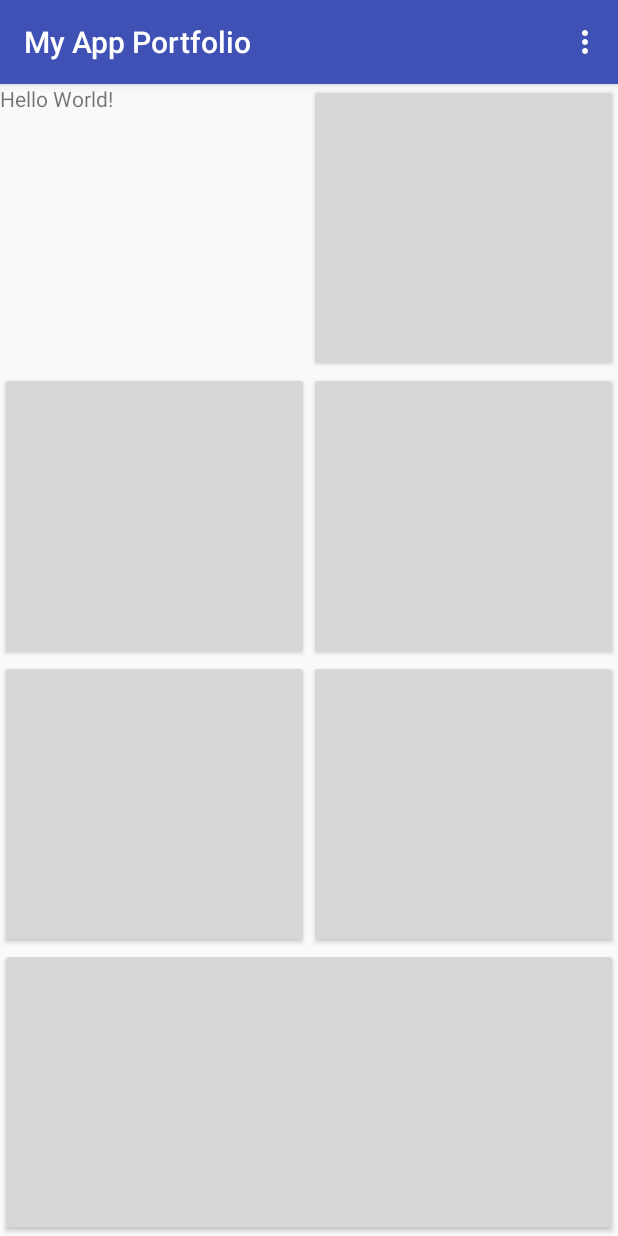
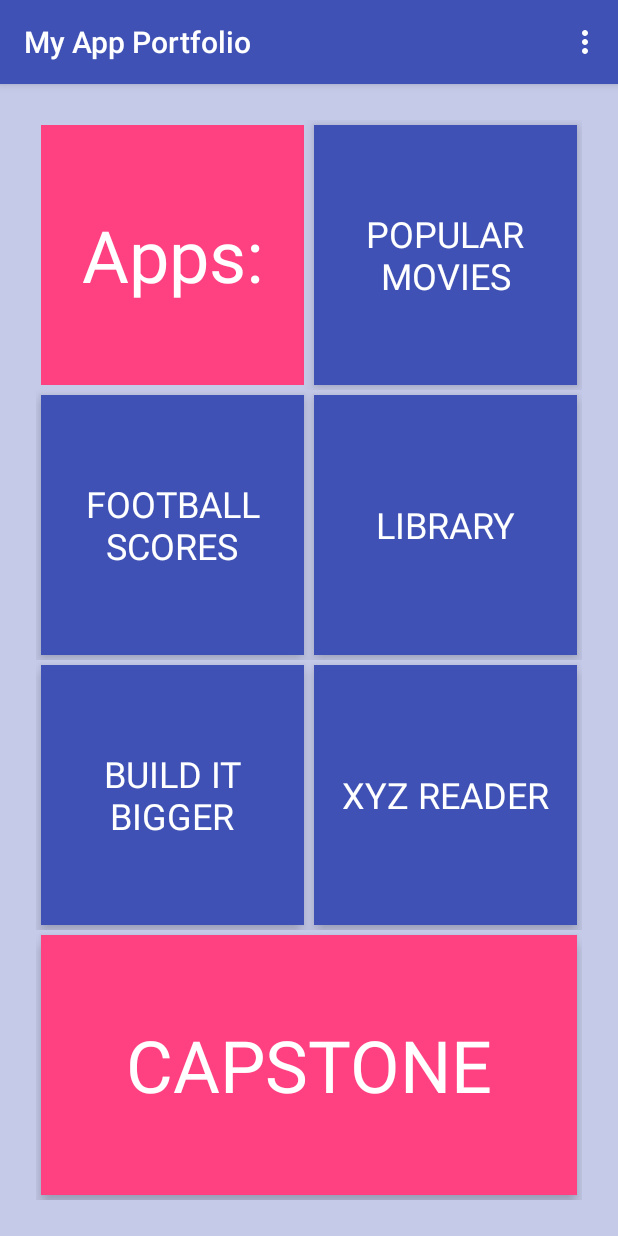
Before and after one commit to adarshfernando/My-App-Portfolio, an Android app: the screen it shows after launch (MainActivity), on a phone screen of 412 x 824 dp. Run offline under Robolectric (Android 15) with nearby library versions, the phone set to English and light mode, and no system bars.

Commit message:
Added Text, drop shadows,  and colors.

```diff
--- a/app/src/main/res/layout/content_main.xml
+++ b/app/src/main/res/layout/content_main.xml
@@ -4,7 +4,9 @@
     xmlns:tools="http://schemas.android.com/tools"
     android:layout_width="match_parent"
     android:layout_height="match_parent"
+    android:background="@color/colorPrimaryLight"
     android:orientation="vertical"
+    android:padding="24dp"
     app:layout_behavior="@string/appbar_scrolling_view_behavior"
     tools:context=".MainActivity"
     tools:showIn="@layout/activity_main">
@@ -18,13 +20,22 @@
         <TextView
             android:layout_width="0dp"
             android:layout_height="match_parent"
+            android:layout_margin="3dp"
             android:layout_weight="1"
-            android:text="Hello World!" />
+            android:background="@color/colorAccent"
+            android:gravity="center"
+            android:text="Apps:"
+            android:textColor="@android:color/white"
+            android:textSize="48sp" />
 
-        <Button
+        <TextView
+            android:id="@+id/app1"
+            style="@style/AppButton"
             android:layout_width="0dp"
             android:layout_height="match_parent"
-            android:layout_weight="1" />
+            android:layout_weight="1"
+            android:gravity="center"
+            android:text="Popular Movies" />
 
     </LinearLayout>
 
@@ -34,15 +45,23 @@
         android:layout_weight="1"
         android:orientation="horizontal">
 
-        <Button
+        <TextView
+            android:id="@+id/app2"
+            style="@style/AppButton"
             android:layout_width="0dp"
             android:layout_height="match_parent"
-            android:layout_weight="1" />
+            android:layout_weight="1"
+            android:gravity="center"
+            android:text="Football Scores" />
 
-        <Button
+        <TextView
+            android:id="@+id/app3"
+            style="@style/AppButton"
             android:layout_width="0dp"
             android:layout_height="match_parent"
-            android:layout_weight="1" />
+            android:layout_weight="1"
+            android:gravity="center"
+            android:text="Library" />
 
     </LinearLayout>
 
@@ -52,16 +71,23 @@
         android:layout_weight="1"
         android:orientation="horizontal">
 
-        <Button
-            android:layout_width="0dp"
-            android:layout_height="match_parent"
-            android:layout_weight="1" />
-
-        <Button
+        <TextView
+            android:id="@+id/app4"
+            style="@style/AppButton"
             android:layout_width="0dp"
             android:layout_height="match_parent"
             android:layout_weight="1"
-            android:text="" />
+            android:gravity="center"
+            android:text="Build It BIGGER" />
+
+        <TextView
+            android:id="@+id/app5"
+            style="@style/AppButton"
+            android:layout_width="0dp"
+            android:layout_height="match_parent"
+            android:layout_weight="1"
+            android:gravity="center"
+            android:text="XYZ Reader" />
 
     </LinearLayout>
 
@@ -71,10 +97,16 @@
         android:layout_weight="1"
         android:orientation="horizontal">
 
-        <Button
+        <TextView
+            android:id="@+id/capstone"
+            style="@style/AppButton"
             android:layout_width="0dp"
             android:layout_height="match_parent"
-            android:layout_weight="1" />
+            android:layout_weight="1"
+            android:background="@color/colorAccent"
+            android:gravity="center"
+            android:text="Capstone"
+            android:textSize="48sp" />
 
     </LinearLayout>
 
--- a/app/src/main/res/values/colors.xml
+++ b/app/src/main/res/values/colors.xml
@@ -3,4 +3,5 @@
     <color name="colorPrimary">#3F51B5</color>
     <color name="colorPrimaryDark">#303F9F</color>
     <color name="colorAccent">#FF4081</color>
+    <color name="colorPrimaryLight">#C5CAE9</color>
 </resources>
--- a/app/src/main/res/values/styles.xml
+++ b/app/src/main/res/values/styles.xml
@@ -7,11 +7,23 @@
         <item name="colorPrimaryDark">@color/colorPrimaryDark</item>
         <item name="colorAccent">@color/colorAccent</item>
     </style>
+
     <style name="AppTheme.NoActionBar">
         <item name="windowActionBar">false</item>
         <item name="windowNoTitle">true</item>
     </style>
+
     <style name="AppTheme.AppBarOverlay" parent="ThemeOverlay.AppCompat.Dark.ActionBar" />
+
     <style name="AppTheme.PopupOverlay" parent="ThemeOverlay.AppCompat.Light" />
 
+    <style name="AppButton" parent="ThemeOverlay.AppCompat.Dark.ActionBar">
+        <item name="android:layout_margin">3dp</item>
+        <item name="android:background">@color/colorPrimary</item>
+        <item name="android:elevation">6dp</item>
+        <item name="android:textColor">@android:color/white</item>
+        <item name="android:textAllCaps">true</item>
+        <item name="android:textSize">24sp</item>
+    </style>
+
 </resources>
```
